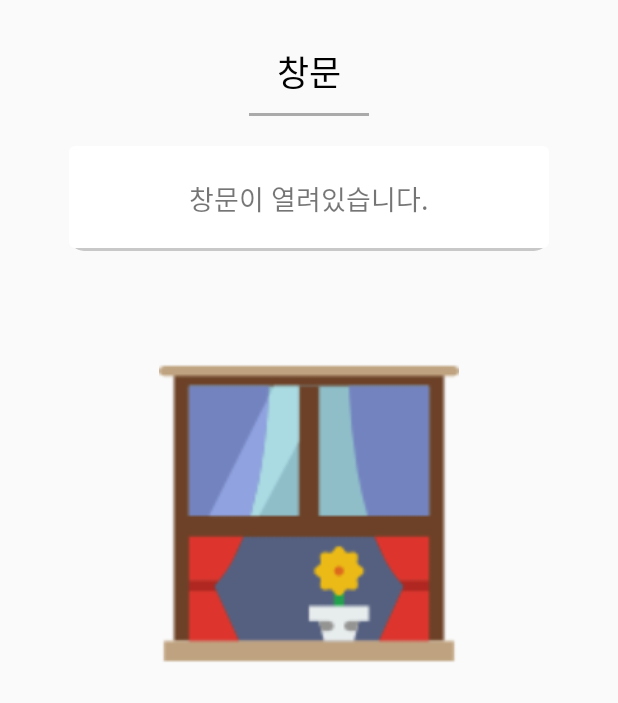
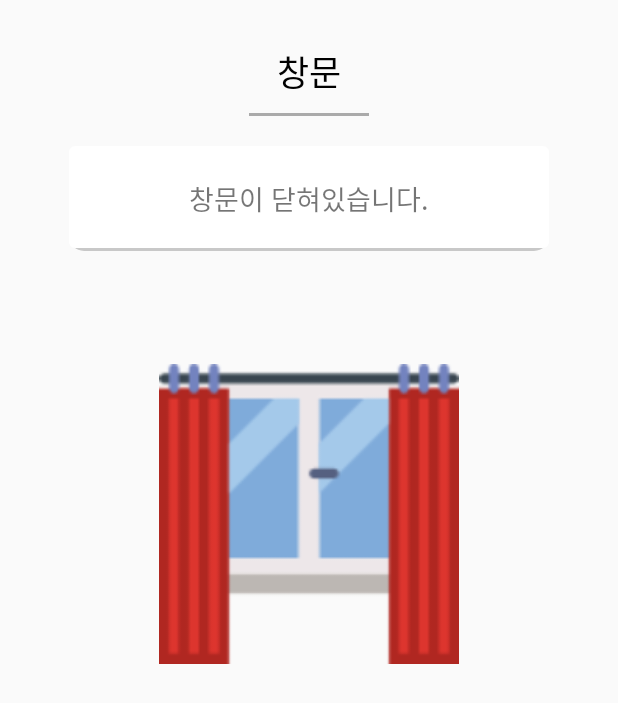
Before and after one commit to Juungmin/WindowHelper, an Android app: the fragment TabFragment3 shown on its own in the app's theme, on a phone screen of 412 x 824 dp. Shown: the top 703 px of the screen. Run offline under Robolectric (Android 15) with nearby library versions, the light colour scheme and no system bars; our stand-ins replace Firebase (no records; nobody signed in at launch, a user with empty details on screens opened directly); Roboto replaces fonts that are not available here; 3 statements that could not run were skipped.

Commit message:
WindowHelper

```diff
--- a/app/src/main/java/com/example/jotoo/myapplication/TabFragment3.java
+++ b/app/src/main/java/com/example/jotoo/myapplication/TabFragment3.java
@@ -15,10 +15,12 @@ import android.graphics.Typeface;
 import android.os.Bundle;
 import android.support.v4.app.Fragment;
 import android.support.v4.app.NotificationCompat;
+import android.util.Log;
 import android.view.LayoutInflater;
 import android.view.View;
 import android.view.ViewGroup;
 import android.widget.CompoundButton;
+import android.widget.ImageView;
 import android.widget.Switch;
 import android.widget.TextView;
 import android.widget.Toast;
@@ -49,13 +51,19 @@ public class TabFragment3 extends Fragment {
 
     String zone_location = "zone_"+today;
 
+    ImageView window;
+
     @Override
     public View onCreateView(LayoutInflater inflater, ViewGroup container, Bundle savedInstanceState) {
         view = inflater.inflate(R.layout.tab_fragment_3, container, false);
         context = getActivity();
 
-        myWindow = database.getReference("home test").child("zone_20171108");
+        database = FirebaseDatabase.getInstance();
 
+        myWindow = database.getReference("home test");
+        //myWindow = database.getReference("home test").child(zone_location);
+
+        //Log.d("aaaa", zone_location);
         TextView title = (TextView) view.findViewById(R.id.Title);
         Typeface typeface2 = Typeface.createFromAsset(context.getAssets(), "BMDOHYEON_ttf.ttf");
         title.setTypeface(typeface2);
@@ -64,21 +72,23 @@ public class TabFragment3 extends Fragment {
         Typeface typeface1 = Typeface.createFromAsset(context.getAssets(), "BMJUA_ttf.ttf");
         subtitle.setTypeface(typeface1);
 
+        window = (ImageView)view.findViewById(R.id.window);
+
         myWindow.addValueEventListener(new ValueEventListener(){
             @Override
             public void onDataChange(DataSnapshot dataSnapshot) {
-                String reed = dataSnapshot.child("reed").child("val").getValue(String.class);
+                String reed = dataSnapshot.child(zone_location).child("reed").child("val").getValue(String.class);
 
                 if(Integer.parseInt(reed) == 1){
-
+                    subtitle.setText("창문이 열려있습니다.");
+                    window.setImageResource(R.drawable.window);
                 }
                 else{
                     subtitle.setText("창문이 닫혀있습니다.");
-
+                    window.setImageResource(R.drawable.window_close);
                 }
 
             }
-
             @Override
             public void onCancelled(DatabaseError error) {
                 // Failed to read value
--- a/app/src/main/res/layout/tab_fragment_3.xml
+++ b/app/src/main/res/layout/tab_fragment_3.xml
@@ -33,6 +33,7 @@
         android:layout_height="70dp" />
 
     <ImageView
+        android:id="@+id/window"
         android:layout_gravity="center"
         android:layout_width="200dp"
         android:layout_height="350dp"
```
Also changed, not shown: app/src/main/java/com/example/jotoo/myapplication/TabFragment4.java (+2 -13 lines).
